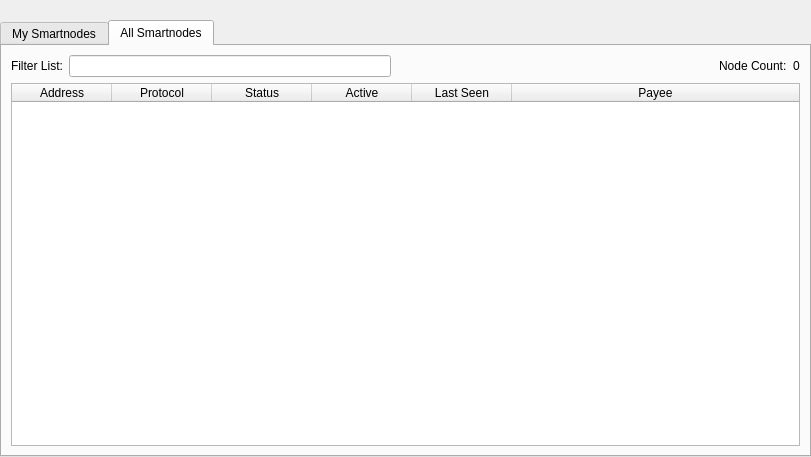
Qt form src/qt/forms/smartnodelist.ui (firoorg/firo) before a commit.
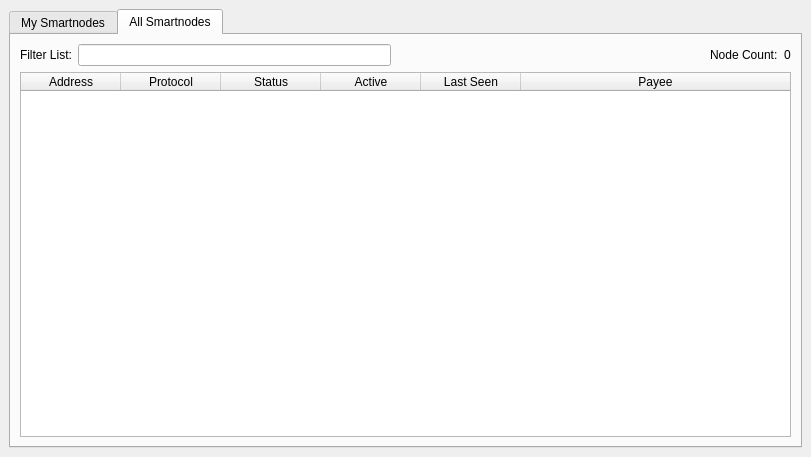
The same form after that commit.

Commit message: fix smartnode layout

```diff
--- a/src/qt/forms/smartnodelist.ui
+++ b/src/qt/forms/smartnodelist.ui
@@ -15,35 +15,22 @@
   </property>
   <layout class="QVBoxLayout" name="topLayout">
    <property name="leftMargin">
-    <number>0</number>
+    <number>9</number>
    </property>
    <property name="topMargin">
-    <number>0</number>
+    <number>9</number>
    </property>
    <property name="rightMargin">
-    <number>0</number>
+    <number>9</number>
    </property>
    <property name="bottomMargin">
-    <number>0</number>
+    <number>9</number>
    </property>
    <item>
     <layout class="QVBoxLayout" name="verticalLayout">
      <property name="bottomMargin">
       <number>0</number>
      </property>
-     <item>
-      <spacer name="horizontalSpacer0">
-       <property name="orientation">
-        <enum>Qt::Horizontal</enum>
-       </property>
-       <property name="sizeHint" stdset="0">
-        <size>
-         <width>40</width>
-         <height>20</height>
-        </size>
-       </property>
-      </spacer>
-     </item>
      <item>
       <widget class="QTabWidget" name="tabWidget">
        <property name="currentIndex">
```
The commit also changes 1 other file.
